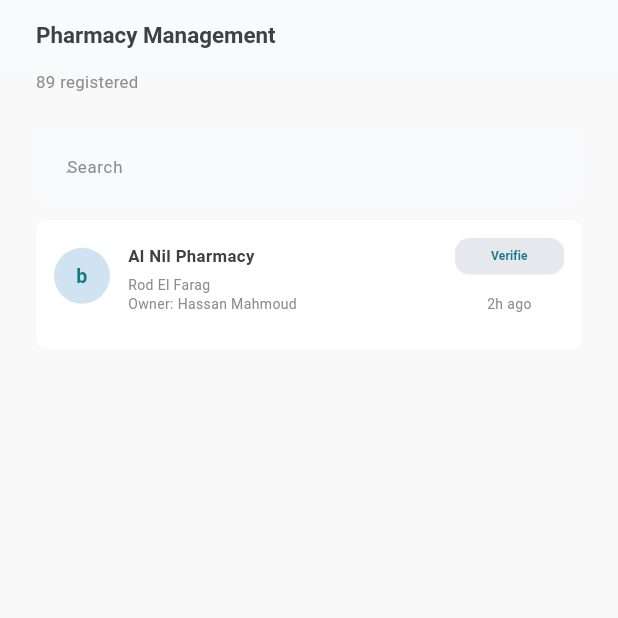
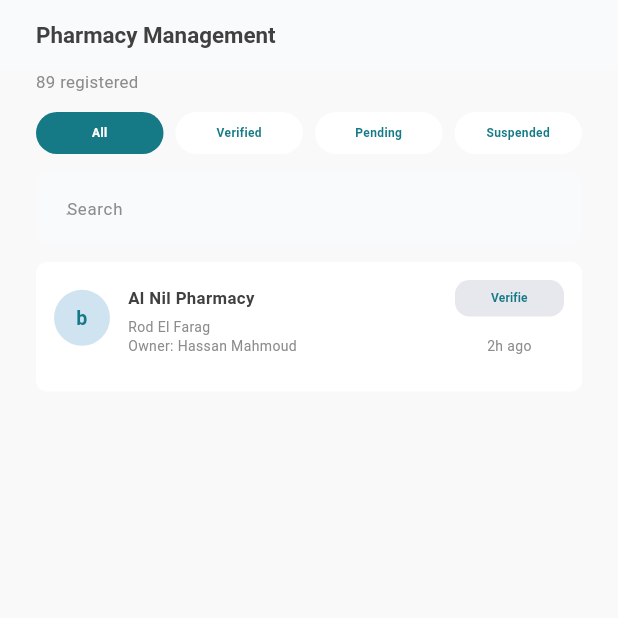
Before and after one commit to MryamAhmed/pharmacy-dashboard, a Flutter app: the PharmacyManagementScreen screen opened directly, on a phone screen of 412 x 824 dp, the top half of it. Run offline on Flutter 3.47's test engine with Material 3 defaults, Android fonts, the phone set to English and light mode, and no system bars; drawn by our look-alikes of auto_size_text; our stand-ins replace cached_network_image, dio, flutter_bloc, flutter_screenutil, flutter_secure_storage, flutter_svg and 10 more; accounts and stored records are empty; generated files the repository leaves out were written again; statements that could not run were skipped.

Commit message:
implement filter tap

```diff
--- a/lib/core/constants/test_keys.dart
+++ b/lib/core/constants/test_keys.dart
@@ -117,4 +117,5 @@ class TestKeys {
   static const String pharmacyOwner = 'pharmacyOwner';
   static const String pharmacyTime = 'pharmacyTime';
   static const String searchBarWidget = 'searchBarWidget';
+  static const String pharmacyFilterTab ='pharmacyFilterTab';
 }
--- /dev/null
+++ b/lib/core/enums/pharmacy_filter.dart
@@ -0,0 +1,6 @@
+enum PharmacyFilter{
+  all,
+  Verified,
+  Pending,
+  Suspended
+}
--- a/lib/features/home/presentation/pharmacy_management_tab/widgets/filters_tab_widget.dart
+++ b/lib/features/home/presentation/pharmacy_management_tab/widgets/filters_tab_widget.dart
@@ -1,10 +1,35 @@
 import 'package:flutter/widgets.dart';
+
+import '../../../../../core/constants/test_keys.dart';
+import '../../../../../core/enums/pharmacy_filter.dart';
+import '../../../../../core/extensions/build_context_localizations.dart';
+import '../../../../../shared/presentation/widgets/app_filter_tab.dart';
+import '../../../../../shared/presentation/widgets/app_filter_tabs_widget.dart';
 
 class FiltersTap extends StatelessWidget {
   const FiltersTap({super.key});
 
   @override
   Widget build(BuildContext context) {
-    return const Column();
+    return AppFilterTabsWidget<PharmacyFilter>(
+      tabs: [
+        for (final filter in PharmacyFilter.values)
+          AppFilterTab<PharmacyFilter>(
+            value: filter,
+            title: filterTapLabel(context, filter),
+            itemKey: Key('${TestKeys.pharmacyFilterTab}_${filter.name}'),
+          ),
+      ],
+      selectedValue: PharmacyFilter.all,
+      onSelected: (filter) {},
+    );
   }
+
+  String filterTapLabel(BuildContext context, PharmacyFilter filter) =>
+      switch (filter) {
+        PharmacyFilter.all => context.l10n.rateFilterAll,
+        PharmacyFilter.Verified => context.l10n.rateFilterVerified,
+        PharmacyFilter.Pending => context.l10n.rateFilterPending,
+        PharmacyFilter.Suspended => context.l10n.rateFilterSuspended,
+      };
 }
--- a/lib/l10n/app_ar.arb
+++ b/lib/l10n/app_ar.arb
@@ -84,7 +84,8 @@
   "rateDetailsReviewTextLabel": "نص المراجعة",
   "rateDetailsRatingForLabel": "التقييم لـ",
   "rateDetailsRatingGivenLabel": "التقييم المُعطى",
-  "searchHint": "أبحث"
-
-
+  "searchHint": "أبحث",
+  "rateFilterVerified":"مُتحقَّق منه",
+  "rateFilterPending":"قيد الانتظار",
+  "rateFilterSuspended":"معلق"
 }
--- a/lib/l10n/app_en.arb
+++ b/lib/l10n/app_en.arb
@@ -155,6 +155,9 @@
   "rateDetailsRatingForLabel": "Rating for",
   "rateDetailsRatingGivenLabel": "Rating Given",
 
-  "searchHint": "ٍSearch"
+  "searchHint": "ٍSearch",
+  "rateFilterVerified":"Verified",
+  "rateFilterPending":"Pending",
+  "rateFilterSuspended":"Suspended"
 
 }
```
